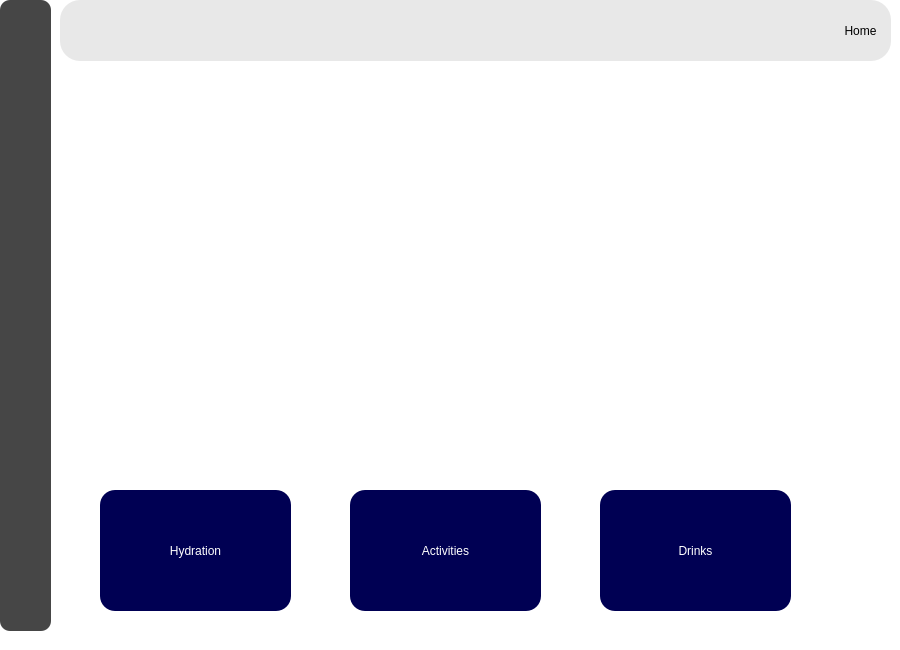
Qt form SPCK/main.ui (xbinh47/PTA_TungNam_DaiKhang) before a commit.
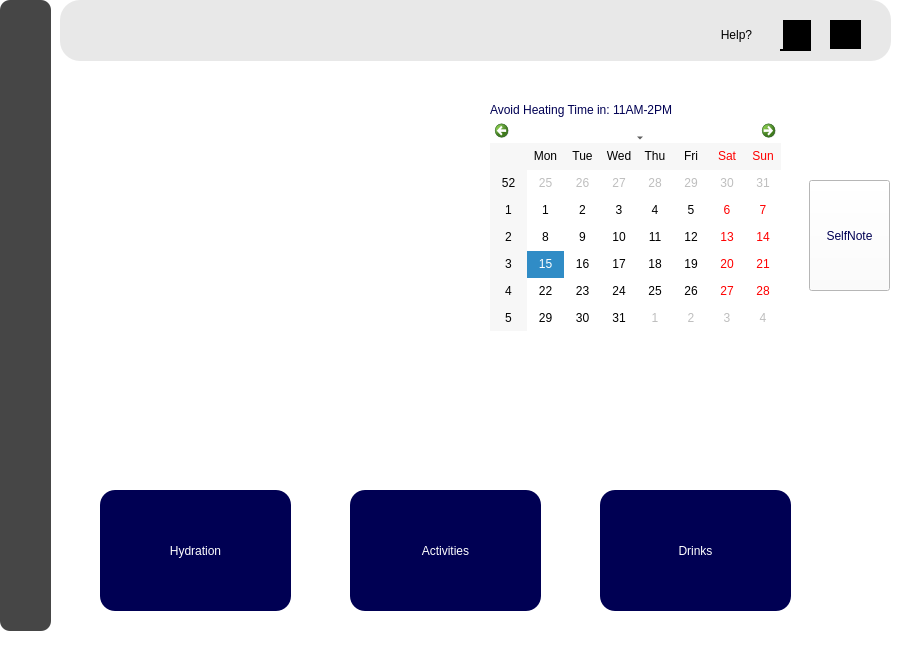
The same form after that commit. Icons and pictures are not drawn.

Diff of the .ui file:
```diff
--- a/SPCK/main.ui
+++ b/SPCK/main.ui
@@ -49,27 +49,92 @@
       <bool>true</bool>
      </property>
     </widget>
-    <widget class="QToolButton" name="homeButton">
+    <widget class="QLabel" name="label_6">
      <property name="geometry">
       <rect>
-       <x>780</x>
-       <y>10</y>
-       <width>41</width>
-       <height>41</height>
+       <x>770</x>
+       <y>20</y>
+       <width>31</width>
+       <height>31</height>
       </rect>
      </property>
      <property name="text">
-      <string>Home</string>
+      <string/>
      </property>
      <property name="icon">
       <iconset>
        <normaloff>../../../A.Icons/house-solid.svg</normaloff>../../../A.Icons/house-solid.svg</iconset>
      </property>
-     <property name="iconSize">
-      <size>
-       <width>25</width>
-       <height>25</height>
-      </size>
+     <property name="scaledContents">
+      <bool>true</bool>
+     </property>
+    </widget>
+    <widget class="QLabel" name="label_7">
+     <property name="geometry">
+      <rect>
+       <x>720</x>
+       <y>20</y>
+       <width>31</width>
+       <height>31</height>
+      </rect>
+     </property>
+     <property name="text">
+      <string/>
+     </property>
+     <property name="pixmap">
+      <pixmap>../../../A.Icons/bell-regular.svg</pixmap>
+     </property>
+     <property name="scaledContents">
+      <bool>true</bool>
+     </property>
+    </widget>
+    <widget class="QPushButton" name="bellButton">
+     <property name="geometry">
+      <rect>
+       <x>720</x>
+       <y>20</y>
+       <width>31</width>
+       <height>31</height>
+      </rect>
+     </property>
+     <property name="styleSheet">
+      <string notr="true">background-color:rgba(0,0,0)</string>
+     </property>
+     <property name="text">
+      <string/>
+     </property>
+    </widget>
+    <widget class="QPushButton" name="houseButton">
+     <property name="geometry">
+      <rect>
+       <x>770</x>
+       <y>20</y>
+       <width>31</width>
+       <height>29</height>
+      </rect>
+     </property>
+     <property name="styleSheet">
+      <string notr="true">background-color:rgba(0,0,0)</string>
+     </property>
+     <property name="text">
+      <string/>
+     </property>
+    </widget>
+    <widget class="QPushButton" name="pushButton_2">
+     <property name="geometry">
+      <rect>
+       <x>630</x>
+       <y>20</y>
+       <width>93</width>
+       <height>29</height>
+      </rect>
+     </property>
+     <property name="styleSheet">
+      <string notr="true">font: 700 11pt &quot;Segoe UI&quot;;
+color:rgb(0, 0, 0)</string>
+     </property>
+     <property name="text">
+      <string>Help?</string>
      </property>
     </widget>
    </widget>
@@ -89,10 +154,10 @@
     <widget class="QLabel" name="settings">
      <property name="geometry">
       <rect>
-       <x>10</x>
-       <y>590</y>
-       <width>31</width>
-       <height>31</height>
+       <x>0</x>
+       <y>570</y>
+       <width>51</width>
+       <height>41</height>
       </rect>
      </property>
      <property name="text">
@@ -331,6 +396,33 @@
         <height>261</height>
        </rect>
       </property>
+      <widget class="QLabel" name="label_2">
+       <property name="geometry">
+        <rect>
+         <x>10</x>
+         <y>10</y>
+         <width>291</width>
+         <height>20</height>
+        </rect>
+       </property>
+       <property name="styleSheet">
+        <string notr="true">color:rgb(0, 0, 83);
+font: 700 10pt &quot;Segoe UI&quot;;</string>
+       </property>
+       <property name="text">
+        <string>Avoid Heating Time in: 11AM-2PM</string>
+       </property>
+      </widget>
+      <widget class="QCalendarWidget" name="calendarWidget">
+       <property name="geometry">
+        <rect>
+         <x>10</x>
+         <y>30</y>
+         <width>291</width>
+         <height>211</height>
+        </rect>
+       </property>
+      </widget>
      </widget>
     </widget>
     <widget class="QWidget" name="Reminder_A" native="true">
@@ -342,6 +434,66 @@
        <height>541</height>
       </rect>
      </property>
+     <widget class="QLabel" name="label_3">
+      <property name="geometry">
+       <rect>
+        <x>10</x>
+        <y>10</y>
+        <width>71</width>
+        <height>91</height>
+       </rect>
+      </property>
+      <property name="text">
+       <string/>
+      </property>
+      <property name="pixmap">
+       <pixmap>../../../../Downloads/btte-removebg-preview.png</pixmap>
+      </property>
+      <property name="scaledContents">
+       <bool>true</bool>
+      </property>
+     </widget>
+     <widget class="QPushButton" name="pushButton_3">
+      <property name="geometry">
+       <rect>
+        <x>10</x>
+        <y>20</y>
+        <width>51</width>
+        <height>71</height>
+       </rect>
+      </property>
+      <property name="font">
+       <font>
+        <pointsize>9</pointsize>
+       </font>
+      </property>
+      <property name="styleSheet">
+       <string notr="true">background-color: rgba(0, 0, 0, 0);</string>
+      </property>
+      <property name="text">
+       <string/>
+      </property>
+     </widget>
+     <widget class="QPushButton" name="pushButton_4">
+      <property name="geometry">
+       <rect>
+        <x>0</x>
+        <y>100</y>
+        <width>81</width>
+        <height>111</height>
+       </rect>
+      </property>
+      <property name="styleSheet">
+       <string notr="true">color:rgb(0, 0, 83);
+font: 700 11pt &quot;Segoe UI&quot;;</string>
+      </property>
+      <property name="text">
+       <string>SelfNote</string>
+      </property>
+     </widget>
+     <zorder>pushButton_3</zorder>
+     <zorder>label_3</zorder>
+     <zorder>pushButton_4</zorder>
     </widget>
    </widget>
   </widget>
```
Left out of the diff: 63 changed lines with no effect on the pictures.
